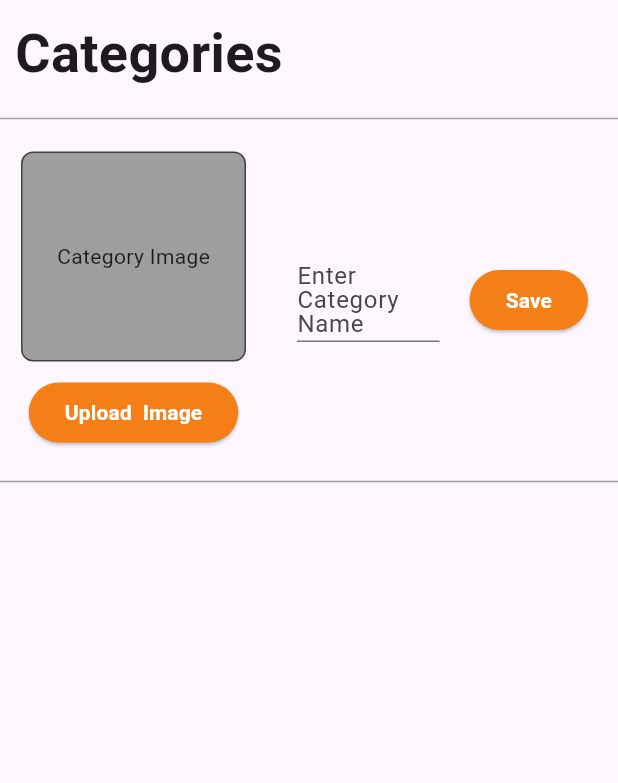
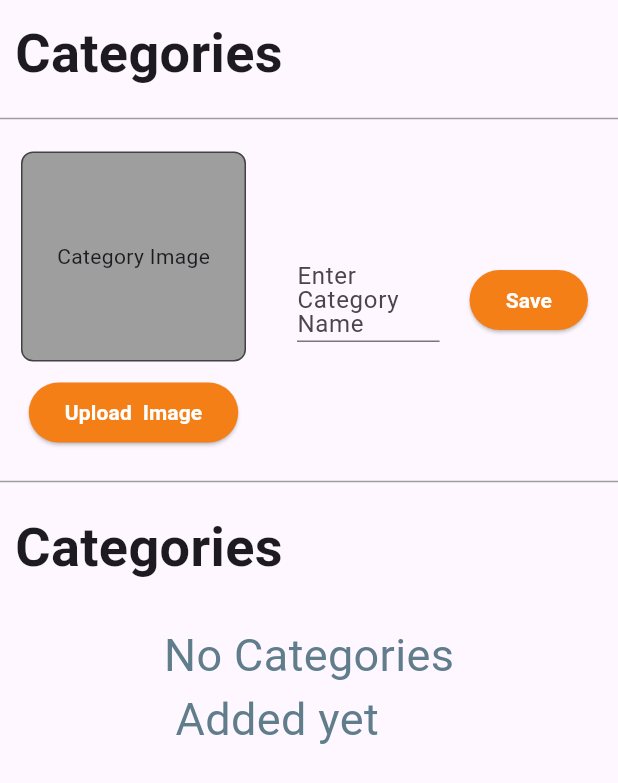
Before and after one commit to Daddy2054/ecomm_admin, a Flutter app: the CategoryScreen widget shown alone on an empty page, opened directly, on a phone screen of 412 x 824 dp. Shown: the top 783 px of the screen. Run offline on Flutter 3.47's test engine with Material 3 defaults, Android fonts, the phone set to English and light mode, and no system bars; our stand-ins replace cloud_firestore, file_picker, firebase_core, firebase_storage, flutter_easyloading; missing offline and left inert: flutter_admin_scaffold; accounts and stored records are empty; statements that could not run were skipped.

```diff
--- a/lib/views/screens/side_bar_screens/category_screen.dart
+++ b/lib/views/screens/side_bar_screens/category_screen.dart
@@ -3,6 +3,8 @@ import 'package:file_picker/file_picker.dart';
 import 'package:firebase_storage/firebase_storage.dart';
 import 'package:flutter/material.dart';
 import 'package:flutter_easyloading/flutter_easyloading.dart';
+
+import '../../widgets/category_widget.dart';
 
 class CategoryScreen extends StatefulWidget {
   const CategoryScreen({super.key});
@@ -40,7 +42,7 @@ class _CategoryScreenState extends State<CategoryScreen> {
     Reference ref = _firebaseStorage.ref().child('categories').child(fileName!);
 
     UploadTask uploadTask = ref.putData(image!);
-        // UploadTask uploadTask = ref.putFile(image); //to long to refactor
+    // UploadTask uploadTask = ref.putFile(image); //to long to refactor
     TaskSnapshot snap = await uploadTask;
     String downloadUrl = await snap.ref.getDownloadURL();
 
@@ -187,6 +189,21 @@ class _CategoryScreenState extends State<CategoryScreen> {
           const Divider(
             color: Colors.grey,
           ),
+          Container(
+            alignment: Alignment.topLeft,
+            padding: const EdgeInsets.all(10),
+            child: const Text(
+              'Categories',
+              style: TextStyle(
+                fontWeight: FontWeight.w700,
+                fontSize: 36,
+              ),
+            ),
+          ),
+          const SizedBox(
+            height: 15,
+          ),
+          const CategoryListWidget(),
         ],
       ),
     );
--- /dev/null
+++ b/lib/views/widgets/category_widget.dart
@@ -0,0 +1,75 @@
+import 'package:cloud_firestore/cloud_firestore.dart';
+import 'package:flutter/material.dart';
+
+class CategoryListWidget extends StatelessWidget {
+  const CategoryListWidget({super.key});
+
+  @override
+  Widget build(BuildContext context) {
+    final Stream<QuerySnapshot> categoryStream =
+        FirebaseFirestore.instance.collection('categories').snapshots();
+
+    return StreamBuilder<QuerySnapshot>(
+      stream: categoryStream,
+      builder: (BuildContext context, AsyncSnapshot<QuerySnapshot> snapshot) {
+        if (snapshot.hasError) {
+          return const Text('Something went wrong');
+        }
+
+        if (snapshot.connectionState == ConnectionState.waiting) {
+          return Material(
+            child: CircularProgressIndicator(color: Colors.yellow.shade900),
+          );
+        }
+
+        if (snapshot.data!.docs.isEmpty) {
+          return const Center(
+            child: Text(
+              'No Categories\n Added yet',
+              style: TextStyle(
+                color: Colors.blueGrey,
+                fontSize: 30,
+              ),
+            ),
+          );
+        }
+        return GridView.builder(
+            shrinkWrap: true,
+            gridDelegate: const SliverGridDelegateWithFixedCrossAxisCount(
+              crossAxisCount: 6,
+              mainAxisSpacing: 8,
+              crossAxisSpacing: 8,
+            ),
+            itemCount: snapshot.data!.docs.length,
+            itemBuilder: (context, index) {
+              var data = snapshot.data!.docs[index];
+
+              return Padding(
+                padding: const EdgeInsets.all(15.0),
+                child: Column(
+                  mainAxisAlignment: MainAxisAlignment.spaceEvenly,
+                  children: [
+                    SizedBox(
+                      height: 80,
+                      width: 100,
+                      child: Image.network(
+                        data['image'],
+                        width: double.infinity,
+                        height: double.infinity,
+                        // fit: BoxFit.cover,
+                      ),
+                    ),
+                    // Expanded(
+                    //   child: Padding(
+                    //     padding: const EdgeInsets.all(8.0),
+                    //     child: Text(data['categoryName']),
+                    //   ),
+                    // ),
+                  ],
+                ),
+              );
+            });
+      },
+    );
+  }
+}
```
Also changed, not shown: lib/views/widgets/main_category_widget.dart (added, +72 -0 lines).
